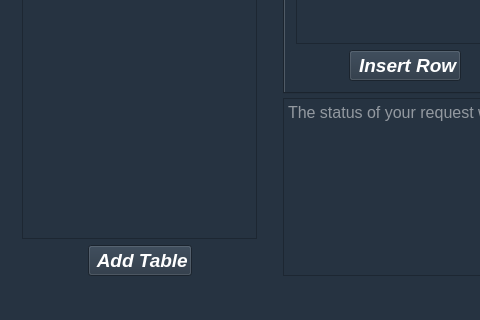
Above: mainwindow.ui from LouisVraie/dbManagerApp before the change; both pictures show x 0 to 480 and y 531 to 851 of the 825 by 851 pixel window. Below: the same form after it.
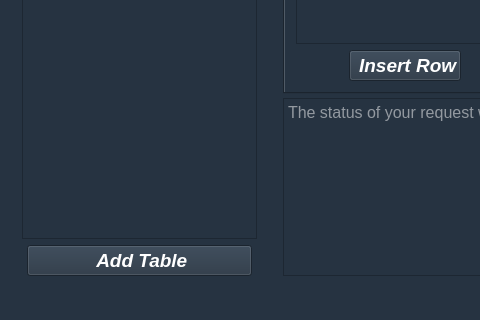
That is the form after the change. Icons and pictures are not drawn.

Commit message: ajout logo app dialogconnexion.ui

```diff
--- a/mainwindow.ui
+++ b/mainwindow.ui
@@ -30,6 +30,9 @@
       </property>
       <widget class="QWidget" name="layoutWidget">
        <layout class="QVBoxLayout" name="verticalLayout">
+        <property name="sizeConstraint">
+         <enum>QLayout::SetMinimumSize</enum>
+        </property>
         <item>
          <widget class="QLabel" name="labelSelectedDatabase">
           <property name="font">
@@ -123,9 +126,12 @@
             <property name="orientation">
              <enum>Qt::Horizontal</enum>
             </property>
+            <property name="sizeType">
+             <enum>QSizePolicy::Minimum</enum>
+            </property>
             <property name="sizeHint" stdset="0">
              <size>
-              <width>40</width>
+              <width>5</width>
               <height>20</height>
              </size>
             </property>
@@ -133,6 +139,12 @@
           </item>
           <item>
            <widget class="QPushButton" name="pushButton_AddTable">
+            <property name="minimumSize">
+             <size>
+              <width>10</width>
+              <height>0</height>
+             </size>
+            </property>
             <property name="font">
              <font>
               <pointsize>14</pointsize>
@@ -163,9 +175,12 @@
             <property name="orientation">
              <enum>Qt::Horizontal</enum>
             </property>
+            <property name="sizeType">
+             <enum>QSizePolicy::Minimum</enum>
+            </property>
             <property name="sizeHint" stdset="0">
              <size>
-              <width>40</width>
+              <width>5</width>
               <height>20</height>
              </size>
             </property>
```
Left out of the diff: 20 changed lines with no effect on the pictures. The commit also changes 1 other file.
